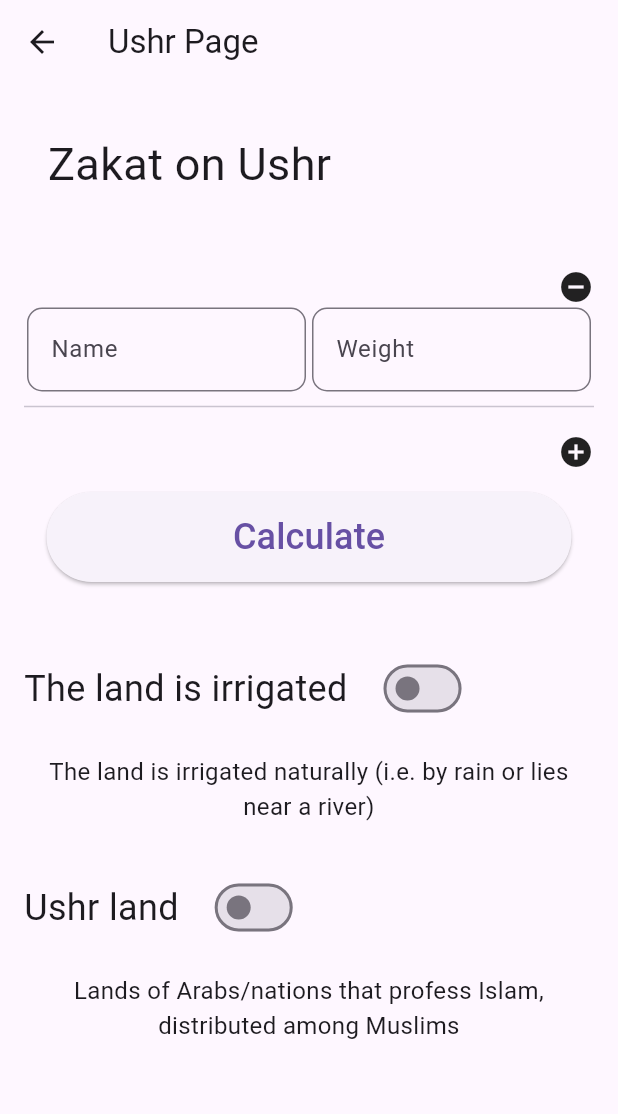
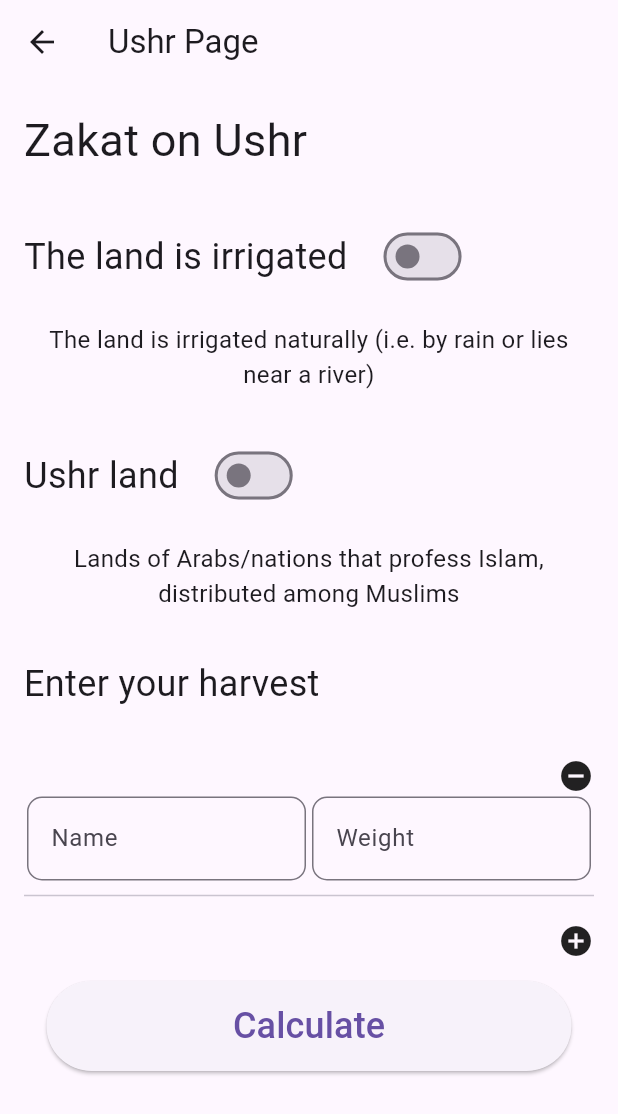
Before and after one commit to RailSAB/zakatbarakat, a Flutter app: the UshrPage screen opened by its route, on a phone screen of 412 x 824 dp. Shown: the top 1114 px of the screen. Run offline on Flutter 3.47's test engine with Material 3 defaults, Android fonts, the phone set to English and light mode, and no system bars; our stand-ins replace dio, flutter_riverpod; missing offline and left inert: currency_picker.

Commit message:
changed placing of calculate

```diff
--- a/flutter_app/lib/ui/pages/ushr/zakat_ushr_screen.dart
+++ b/flutter_app/lib/ui/pages/ushr/zakat_ushr_screen.dart
@@ -25,16 +25,8 @@ class _UshrState extends State<UshrPage> {
             crossAxisAlignment: CrossAxisAlignment.start,
             children: <Widget>[
               Padding(
-                padding: const EdgeInsets.all(32.0),
+                padding: const EdgeInsets.all(16.0),
                 child: title(),
-              ),
-              // get request to api that dysplays table
-              // initial table is empty with 1 row
-              const Padding(
-                padding: EdgeInsets.all(16.0),
-                child: DynamicTable(
-                  taskId: '1',
-                ), // Include DynamicTable
               ),
               Padding(
                 padding: const EdgeInsets.all(16.0),
@@ -103,6 +95,27 @@ class _UshrState extends State<UshrPage> {
                   ],
                 ),
               ),
+              const Padding(
+                padding: EdgeInsets.all(16.0),
+                child: Column(
+                  children: [
+                         Text(
+                          'Enter your harvest',
+                          style: TextStyle(fontSize: 24),
+                          textAlign: TextAlign.center,
+                        ),
+                      ],
+                    ),
+                ),
+
+              // get request to api that dysplays table
+              // initial table is empty with 1 row
+              const Padding(
+                padding: EdgeInsets.all(16.0),
+                child: DynamicTable(
+                  taskId: '1',
+                ), // Include DynamicTable
+              ),
             ],
           ),
         ));
```
